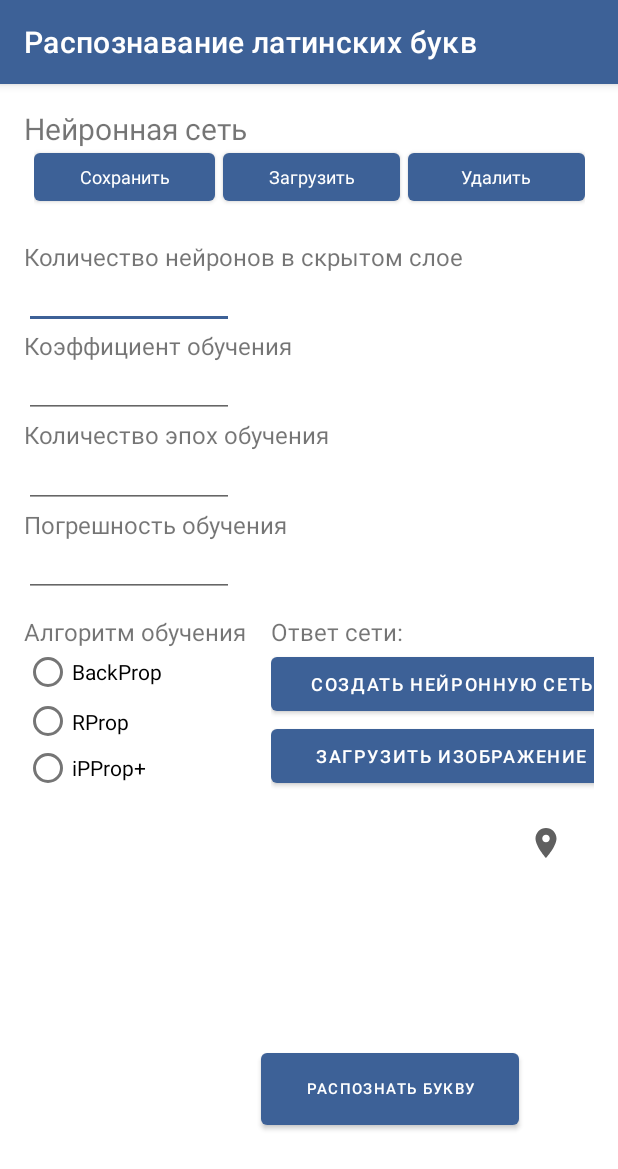
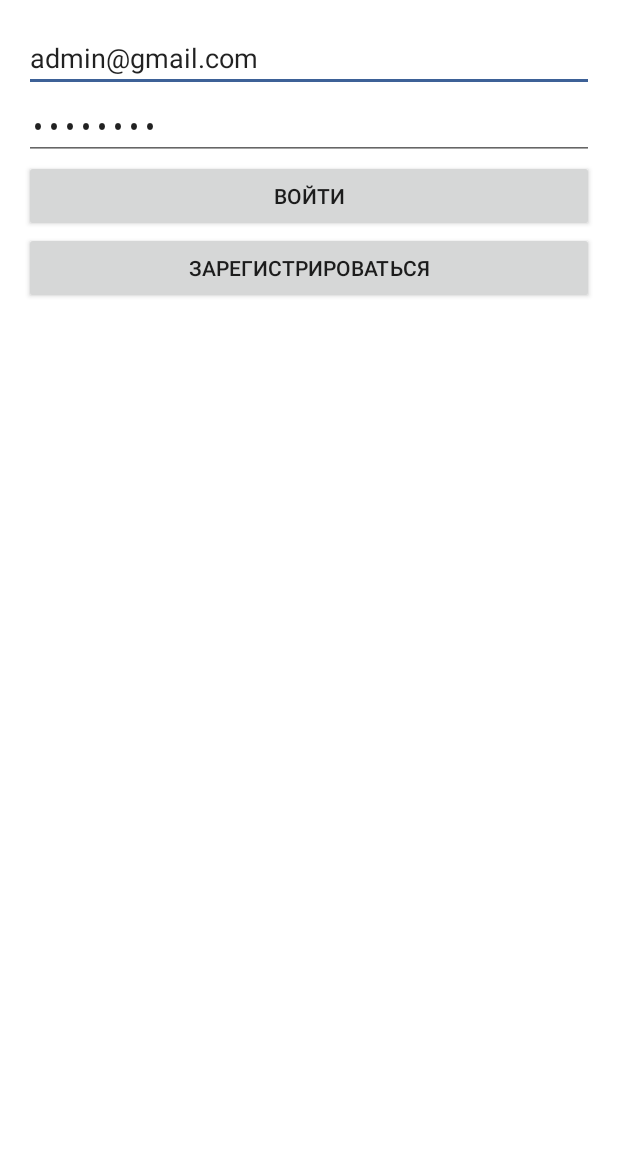
Before and after one commit to alyonagerasimova/Android, an Android app: the screen it shows after launch (NetworkActivity before the commit, LoginRegistrationActivity after it), on a phone screen of 412 x 824 dp. Shown: the top 1169 px of the screen. Run offline under Robolectric (Android 15) with nearby library versions, the phone set to English and light mode, and no system bars; our stand-ins replace Firebase (no records; nobody signed in at launch, a user with empty details on screens opened directly).

Commit message:
auth is done!

```diff
--- a/app/build.gradle
+++ b/app/build.gradle
@@ -1,5 +1,6 @@
 plugins {
     id 'com.android.application'
+    id 'com.google.gms.google-services'
 }
 
 android {
@@ -92,4 +93,8 @@ dependencies {
     implementation 'com.squareup.picasso:picasso:2.5.1'
     implementation 'com.yandex.android:maps.mobile:4.0.0-full'
     implementation 'com.google.android.libraries.places:places:2.6.0'
+    implementation platform('com.google.firebase:firebase-bom:29.3.1')
+    implementation'com.google.firebase:firebase-core:20.1.2'
+    implementation'com.google.firebase:firebase-auth:21.0.3'
+    implementation'com.google.firebase:firebase-database:20.0.4'
 }
--- /dev/null
+++ b/app/src/main/res/layout/activity__login_register.xml
@@ -0,0 +1,43 @@
+<?xml version="1.0" encoding="utf-8"?>
+<LinearLayout xmlns:android="http://schemas.android.com/apk/res/android"
+    xmlns:tools="http://schemas.android.com/tools"
+    android:orientation="vertical"
+    android:layout_width="match_parent"
+    android:layout_height="match_parent"
+    android:paddingLeft="@dimen/activity_horizontal_margin"
+    android:paddingTop="@dimen/activity_vertical_margin"
+    android:paddingRight="@dimen/activity_horizontal_margin"
+    android:paddingBottom="@dimen/activity_vertical_margin"
+    tools:context=".activities.LoginRegistrationActivity">
+
+    <EditText
+        android:id="@+id/email"
+        android:layout_width="match_parent"
+        android:layout_height="wrap_content"
+        android:ems="10"
+        android:inputType="textEmailAddress"
+        android:text="admin@gmail.com"
+        android:hint="@string/email" />
+
+    <EditText
+        android:id="@+id/password"
+        android:layout_width="match_parent"
+        android:layout_height="wrap_content"
+        android:ems="10"
+        android:inputType="textPassword"
+        android:text="admin123"
+        android:hint="@string/password" />
+
+    <Button
+        android:id="@+id/btn_login"
+        android:layout_width="match_parent"
+        android:layout_height="wrap_content"
+        android:text="@string/login" />
+
+    <Button
+        android:id="@+id/btn_register"
+        android:layout_width="match_parent"
+        android:layout_height="wrap_content"
+        android:text="@string/register" />
+
+</LinearLayout>
--- a/app/src/main/res/values/strings.xml
+++ b/app/src/main/res/values/strings.xml
@@ -53,4 +53,14 @@
     <string name="network_loaded">Нейронная сеть загружена</string>
     <string name="network_saved">Нейронная сеть сохранена</string>
     <string name="hello_blank_fragment">Hello blank fragment</string>
+    <string name="enter_email">Введите почту</string>
+    <string name="enter_password">Введите пароль</string>
+    <string name="error_signin">Ошибка авторизации</string>
+    <string name="add_user">Пользователь добавлен</string>
+    <string name="error_register">Ошибка регистрации</string>
+    <string name="email">Email</string>
+    <string name="password">Пароль</string>
+    <string name="login">Войти</string>
+    <string name="register">Зарегистрироваться</string>
+    <string name="check_server">Проверить работу сервера</string>
 </resources>
--- a/build.gradle
+++ b/build.gradle
@@ -11,6 +11,7 @@ buildscript {
         classpath 'com.android.tools.build:gradle:7.2.0-beta02'
         // NOTE: Do not place your application dependencies here; they belong
         // in the individual module build.gradle files
+        classpath 'com.google.gms:google-services:4.3.10'
     }
 }
 
```
Also changed, not shown: app/src/main/AndroidManifest.xml (+15 -4 lines), app/src/main/java/com/umbrella/android/activities/LoginRegistrationActivity.java (added, +173 -0 lines), app/src/main/java/com/umbrella/android/data/model/User.java (added, +27 -0 lines), 2 other files.
